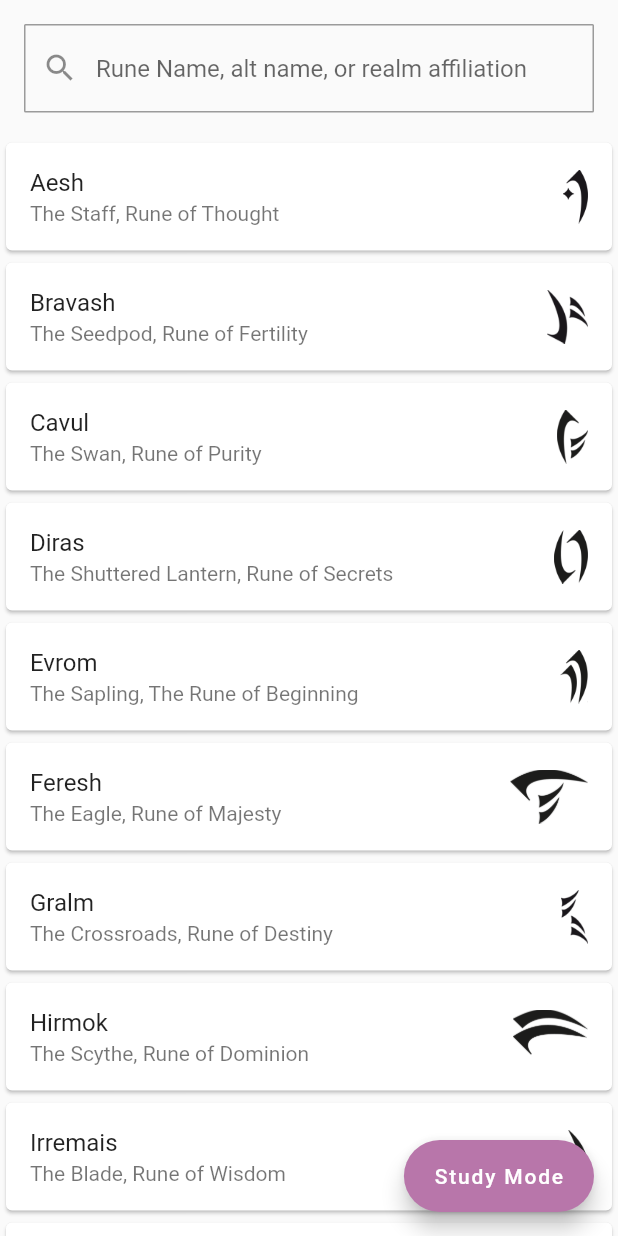
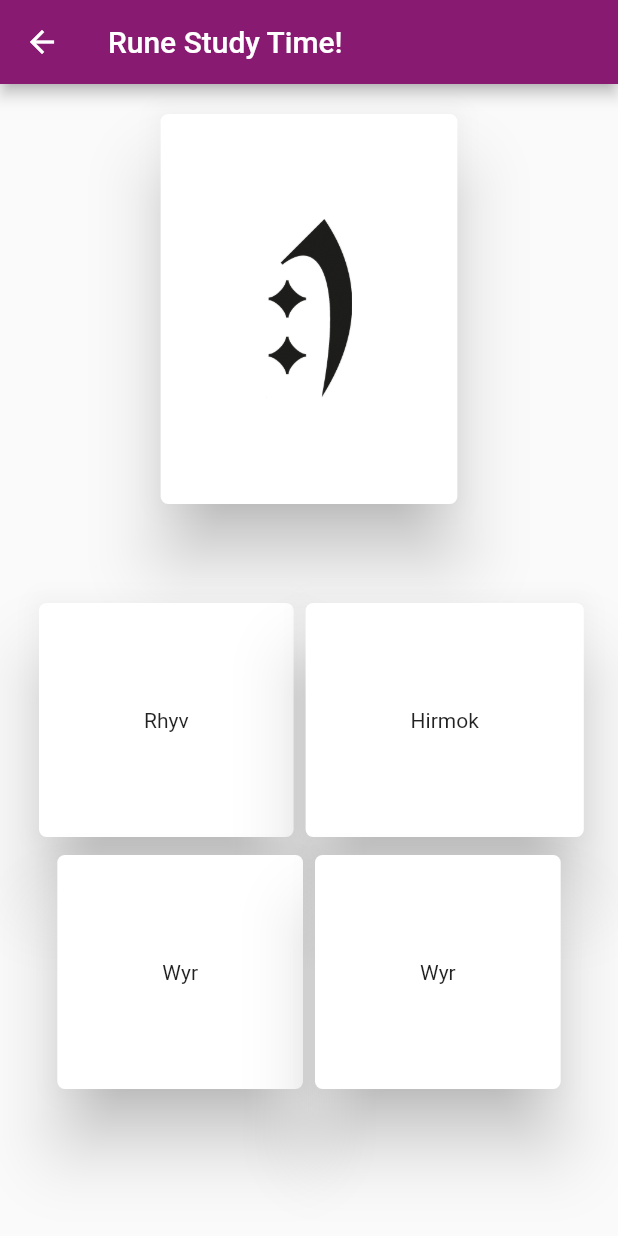
Before and after one commit to clayt8/empire_larp_helper, a Flutter app: the RunesScreen screen opened directly, after a tap on "Study Mode", on a phone screen of 412 x 824 dp. Run offline on Flutter 3.47's test engine with Material 2 defaults, Android fonts, the phone set to English and light mode, and no system bars; our stand-ins replace flutter_native_splash, intro_slider, shared_preferences; accounts and stored records are empty.

Commit message:
styling for study page half done fixed issue with rune lists. shuffle of new set done need to do green red, shake and code for checking and recomposition

```diff
--- /dev/null
+++ b/lib/Screens/Runes/model/runes_study_model.dart
@@ -0,0 +1,9 @@
+import 'package:empire_lrp_helper/Screens/Runes/model/runes_model.dart';
+
+class RuneStudyModel {
+  RuneCardModel currentActive;
+  List<RuneCardModel> choiceList;
+  bool isRuneImage;
+
+  RuneStudyModel(this.currentActive, this.choiceList, this.isRuneImage);
+}
--- a/lib/Screens/Runes/screens/rune_detail_screen.dart
+++ b/lib/Screens/Runes/screens/rune_detail_screen.dart
@@ -30,7 +30,6 @@ class _RuneDetailScreenState extends State<RuneDetailScreen> {
 
   @override
   void initState() {
-    // TODO: implement initState
     super.initState();
     viewModel = RuneDetailViewModel();
     rune = viewModel.getRune();
--- /dev/null
+++ b/lib/Screens/Runes/screens/rune_study_screen.dart
@@ -0,0 +1,181 @@
+import 'package:empire_lrp_helper/Screens/Runes/viewmodel/rune_study_viewmodel.dart';
+import 'package:flutter/material.dart';
+import '../../../main_viewmodel.dart';
+import '../model/runes_model.dart';
+import '../model/runes_study_model.dart';
+import '../viewmodel/runes_viewmodel.dart';
+
+Route runeStudyRoute(List<RuneCardModel> runes) {
+  RuneStudyViewModel viewModel = RuneStudyViewModel();
+  viewModel.runes = runes.toList();
+  return PageRouteBuilder(
+    pageBuilder: (context, animation, secondaryAnimation) =>
+        const RuneStudyScreen(),
+    transitionsBuilder: (context, animation, secondaryAnimation, child) {
+      return child;
+    },
+  );
+}
+
+class RuneStudyScreen extends StatefulWidget {
+  const RuneStudyScreen({Key? key}) : super(key: key);
+
+  @override
+  State<RuneStudyScreen> createState() => _RuneStudyScreenState();
+}
+
+class _RuneStudyScreenState extends State<RuneStudyScreen> {
+  late List<RuneCardModel> runes;
+  late RuneStudyViewModel viewModel;
+  late RuneStudyModel currentSet;
+
+  String title = "Rune Study Time!";
+
+  @override
+  void initState() {
+    super.initState();
+    viewModel = RuneStudyViewModel();
+    runes = viewModel.runes.toList();
+    currentSet = viewModel.getNewSet();
+  }
+
+  @override
+  Widget build(BuildContext context) {
+    MainViewModel mainViewModel = MainViewModel();
+    MaterialColor theme = mainViewModel.colourTheme;
+
+    return MaterialApp(
+        theme: ThemeData(
+          primarySwatch: theme,
+        ),
+        home: Scaffold(
+          appBar: AppBar(
+            title: Text(title),
+            automaticallyImplyLeading: false,
+            leading: IconButton(
+              icon: const Icon(Icons.arrow_back),
+              onPressed: () {
+                Navigator.of(context).pop();
+              },
+            ),
+          ),
+          body: Column(
+            crossAxisAlignment: CrossAxisAlignment.center,
+            children: [
+              SizedBox(
+                  height: 300,
+                  width: 300,
+                  child: Center(
+                    child: Expanded(
+                      child: Card(
+                        shape: RoundedRectangleBorder(
+                          borderRadius: BorderRadius.circular(5),
+                        ),
+                        elevation: 20,
+                        child: Padding(
+                            padding: EdgeInsets.all(70),
+                            child: currentSet.isRuneImage
+                                ? Image.asset(
+                                    currentSet.currentActive.imagePath,
+                                    height: 120,
+                                    fit: BoxFit.cover)
+                                : Text(currentSet.currentActive.name)),
+                      ),
+                    ),
+                  )),
+              Container(
+                margin: const EdgeInsets.only(left: 20.0, right: 20.0, top: 40),
+                child: studyButtons(currentSet),
+              ),
+            ],
+          ),
+        ));
+  }
+
+  Widget studyButtons(RuneStudyModel currentSet) {
+    return Column(
+      mainAxisAlignment: MainAxisAlignment.center,
+      crossAxisAlignment: CrossAxisAlignment.center,
+      children: [
+        Container(
+          padding: const EdgeInsets.all(2),
+          child: Row(
+            mainAxisAlignment: MainAxisAlignment.center,
+            crossAxisAlignment: CrossAxisAlignment.center,
+            children: [
+              Center(
+                child: Card(
+                  shape: RoundedRectangleBorder(
+                    borderRadius: BorderRadius.circular(5),
+                  ),
+                  elevation: 20,
+                  child: InkWell(
+                    onTap: () {},
+                    child: Padding(
+                      padding: EdgeInsets.all(70),
+                      child: Text(currentSet.choiceList[0].name),
+                    ),
+                  ),
+                ),
+              ),
+              Center(
+                child: Card(
+                  shape: RoundedRectangleBorder(
+                    borderRadius: BorderRadius.circular(5),
+                  ),
+                  elevation: 20,
+                  child: InkWell(
+                    onTap: () {},
+                    child: Padding(
+                      padding: EdgeInsets.all(70),
+                      child: Text(currentSet.choiceList[1].name),
+                    ),
+                  ),
+                ),
+              )
+            ],
+          ),
+        ),
+        Container(
+          padding: const EdgeInsets.all(2),
+          child: Row(
+            mainAxisAlignment: MainAxisAlignment.center,
+            crossAxisAlignment: CrossAxisAlignment.center,
+            children: [
+              Center(
+                child: Card(
+                  shape: RoundedRectangleBorder(
+                    borderRadius: BorderRadius.circular(5),
+                  ),
+                  elevation: 20,
+                  child: InkWell(
+                    onTap: () {},
+                    child: Padding(
+                      padding: EdgeInsets.all(70),
+                      child: Text(currentSet.choiceList[2].name),
+                    ),
+                  ),
+                ),
+              ),
+              Center(
+                child: Card(
+                  shape: RoundedRectangleBorder(
+                    borderRadius: BorderRadius.circular(5),
+                  ),
+                  elevation: 20,
+                  child: InkWell(
+                    onTap: () {},
+                    child: Padding(
+                      padding: EdgeInsets.all(70),
+                      child: Text(currentSet.choiceList[3].name),
+                    ),
+                  ),
+                ),
+              ),
+            ],
+          ),
+        ),
+      ],
+    );
+  }
+}
--- a/lib/Screens/Runes/screens/runes.dart
+++ b/lib/Screens/Runes/screens/runes_list_screen.dart
@@ -1,9 +1,9 @@
 import 'package:empire_lrp_helper/Screens/Runes/model/runes_model.dart';
 import 'package:empire_lrp_helper/Screens/Runes/screens/rune_detail_screen.dart';
+import 'package:empire_lrp_helper/Screens/Runes/screens/rune_study_screen.dart';
 import 'package:empire_lrp_helper/Screens/Runes/viewmodel/runes_viewmodel.dart';
 import 'package:flutter/material.dart';
 
-import '../../Home/home.dart';
 
 class RunesScreen extends StatefulWidget {
   const RunesScreen({Key? key}) : super(key: key);
@@ -35,7 +35,7 @@ class _RunesScreenState extends State<RunesScreen> {
             AsyncSnapshot<List<RuneCardModel>> snapshot) {
           if (snapshot.hasData && snapshot.data != null) {
             final result = _searchRune(snapshot.data);
-
+            viewModel.loadedList = snapshot.data!;
             return Column(
               children: [
                 Container(
@@ -77,9 +77,7 @@ class _RunesScreenState extends State<RunesScreen> {
         },
       ),
       floatingActionButton: FloatingActionButton.extended(
-        onPressed: () {
-          //TODO navigate to study mode page, with info
-        },
+        onPressed: () => Navigator.of(context).push(runeStudyRoute(viewModel.loadedList)),
         label: const Text('Study Mode'),
       ),
     );
--- /dev/null
+++ b/lib/Screens/Runes/viewmodel/rune_study_viewmodel.dart
@@ -0,0 +1,49 @@
+import 'dart:math';
+
+import 'package:empire_lrp_helper/Screens/Runes/model/runes_model.dart';
+import 'package:empire_lrp_helper/Screens/Runes/model/runes_study_model.dart';
+
+class RuneStudyViewModel {
+  static final RuneStudyViewModel _runeStudyViewModel =
+  RuneStudyViewModel._internal();
+
+  factory RuneStudyViewModel() {
+    return _runeStudyViewModel;
+  }
+
+  RuneStudyViewModel._internal();
+
+  List<RuneCardModel> runes = [];
+  List<RuneCardModel> shuffledList = [];
+
+  void randomiseList(List<RuneCardModel> list) {
+    List<RuneCardModel> shuffledListTemp = list.toList();
+    shuffledListTemp.shuffle();
+    shuffledList = shuffledListTemp.toList();
+  }
+
+  RuneStudyModel getNewSet() {
+    randomiseList(runes);
+    List<RuneCardModel> set = [];
+    for (int i = 0; i < 4; i++) {
+      Random _random = Random();
+      if(i == 0){
+        RuneCardModel choice = shuffledList[(_random.nextInt(shuffledList.length))];
+        set.add(choice);
+        set.add(choice);
+        shuffledList.remove(set[0]);
+      } else {
+        set.add(shuffledList[(_random.nextInt(shuffledList.length))]);
+        shuffledList.remove(set[i]);
+      }
+    }
+    RuneCardModel choice = set[0];
+    set.remove(set[0]);
+
+
+    Random randomNumberGenerator = Random();
+    bool randomBoolean = randomNumberGenerator.nextBool();
+    set.shuffle(randomNumberGenerator);
+    return RuneStudyModel(choice, set, randomBoolean);
+  }
+}
--- a/lib/Screens/Runes/viewmodel/runes_viewmodel.dart
+++ b/lib/Screens/Runes/viewmodel/runes_viewmodel.dart
@@ -14,6 +14,8 @@ class RunesViewModel {
   RunesViewModel._internal();
   RunesRepo repo = RunesRepo();
 
+  List<RuneCardModel> loadedList = [];
+
   Future<List<RuneCardModel>> getRuneCardListFromRepo() async {
     return repo.readRuneCardListFromJSON();
   }
--- a/lib/main.dart
+++ b/lib/main.dart
@@ -1,5 +1,5 @@
 import 'package:empire_lrp_helper/Screens/Home/home.dart';
-import 'package:empire_lrp_helper/Screens/Runes/screens/runes.dart';
+import 'package:empire_lrp_helper/Screens/Runes/screens/runes_list_screen.dart';
 import 'package:empire_lrp_helper/Screens/Settings/settings.dart';
 import 'package:empire_lrp_helper/Themes/themes.dart';
 import 'package:empire_lrp_helper/intro_slider/intro_slider.dart';
```
